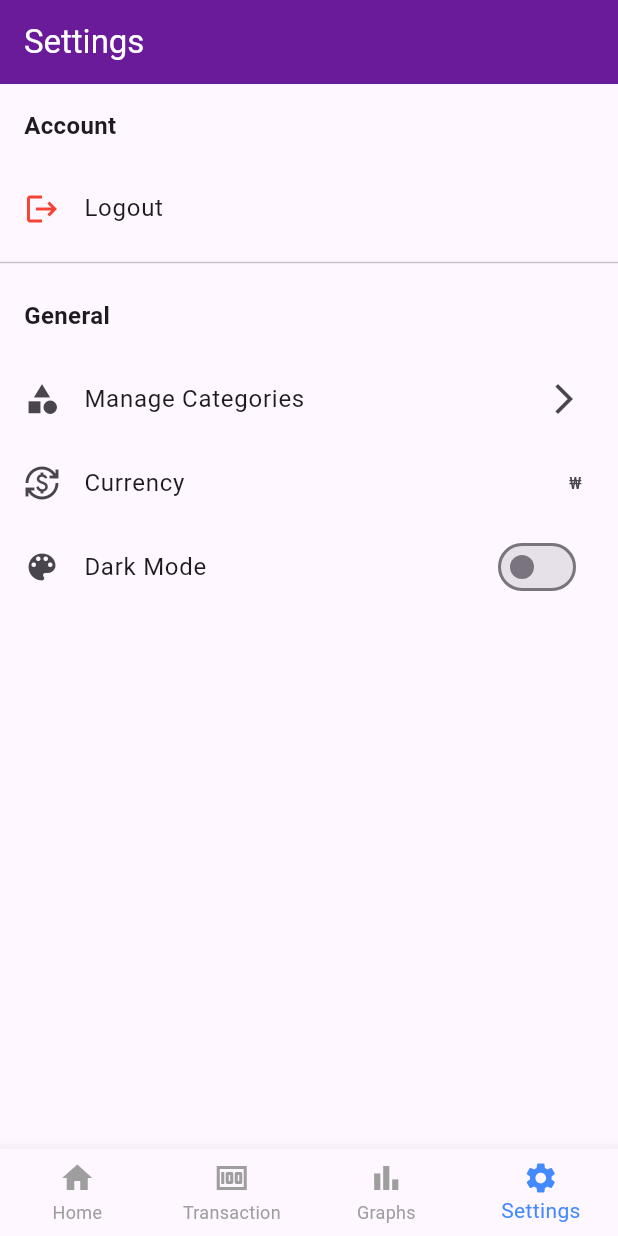
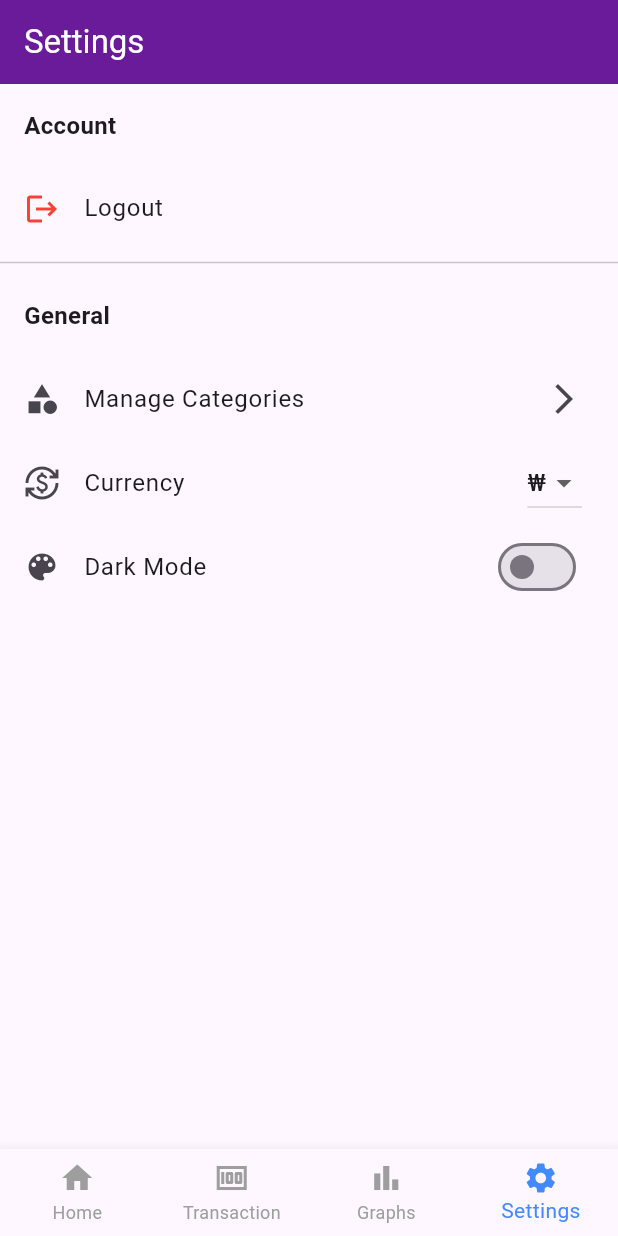
Before and after one commit to bayazidht/spend_mate, a Flutter app: the screen it shows once a user with an empty profile is signed in, item 4 of the bottom bar chosen, after a tap on "Currency", on a phone screen of 412 x 824 dp. Run offline on Flutter 3.47's test engine with Material 3 defaults, Android fonts, the phone set to English and light mode, and no system bars; our stand-ins replace cloud_firestore, firebase_auth, firebase_core, fl_chart, google_sign_in, shared_preferences; accounts and stored records are empty; statements that could not run were skipped.

Commit message:
feat: Implement currency selection setting
This commit introduces a currency selection feature in the settings screen, allowing users to choose their preferred currency. The selected currency is persisted locally using `shared_preferences`.

### Key Changes:

-   **`SettingsProvider`:**
    -   Created a new `SettingsProvider` to manage and persist user settings.
    -   Uses `shared_preferences` to load and save the selected currency, ensuring it's remembered across app sessions.
    -   The default currency is set to '₩'.

-   **`SettingsScreen` UI:**
    -   Replaced the static currency text with a `DropdownButton` populated with available currency options (`₩`, `$`, `€`, `£`, `₹`).
    -   The dropdown displays the currently selected currency from `SettingsProvider`.
    -   When a new currency is selected, it updates the state via `SettingsProvider` and shows a confirmation `SnackBar`.

-   **Dependencies:**
    -   Added the `shared_preferences` package to `pubspec.yaml` to enable local data persistence.

-   **Provider Integration:**
    -   Registered `SettingsProvider` in `main.dart` to make it available throughout the widget tree.

```diff
--- a/lib/main.dart
+++ b/lib/main.dart
@@ -2,6 +2,7 @@ import 'package:flutter/material.dart';
 import 'package:firebase_core/firebase_core.dart';
 import 'package:provider/provider.dart';
 import 'package:spend_mate/providers/category_provider.dart';
+import 'package:spend_mate/providers/settings_provider.dart';
 import 'package:spend_mate/services/auth_service.dart';
 import 'package:spend_mate/providers/transaction_provider.dart'; // নতুন import
 import 'package:spend_mate/screens/wrapper.dart';
@@ -32,6 +33,8 @@ class SpendMateApp extends StatelessWidget {
           initialData: null,
           catchError: (_, __) => null,
         ),
+
+        ChangeNotifierProvider(create: (_) => SettingsProvider()),
 
         ChangeNotifierProxyProvider<User?, TransactionProvider>(
           create: (context) => TransactionProvider(null),
--- /dev/null
+++ b/lib/providers/settings_provider.dart
@@ -0,0 +1,29 @@
+import 'package:flutter/material.dart';
+import 'package:shared_preferences/shared_preferences.dart';
+
+class SettingsProvider with ChangeNotifier {
+  static const String _currencyKey = 'selectedCurrency';
+  String _selectedCurrency = '₩'; // Default currency
+
+  String get selectedCurrency => _selectedCurrency;
+
+  SettingsProvider() {
+    _loadSettings();
+  }
+
+  Future<void> _loadSettings() async {
+    final prefs = await SharedPreferences.getInstance();
+    _selectedCurrency = prefs.getString(_currencyKey) ?? '₩';
+    notifyListeners();
+  }
+
+  Future<void> setCurrency(String newCurrency) async {
+    if (_selectedCurrency == newCurrency) return;
+
+    final prefs = await SharedPreferences.getInstance();
+    await prefs.setString(_currencyKey, newCurrency);
+    _selectedCurrency = newCurrency;
+
+    notifyListeners();
+  }
+}
--- a/lib/screens/settings/settings_screen.dart
+++ b/lib/screens/settings/settings_screen.dart
@@ -3,7 +3,9 @@
 import 'package:flutter/material.dart';
 import 'package:provider/provider.dart';
 import 'package:spend_mate/services/auth_service.dart';
-import 'package:spend_mate/screens/settings/manage_categories_screen.dart'; // Future implementation
+import 'package:spend_mate/screens/settings/manage_categories_screen.dart';
+
+import '../../providers/settings_provider.dart'; // Future implementation
 
 class SettingsScreen extends StatelessWidget {
   const SettingsScreen({super.key});
@@ -11,6 +13,9 @@ class SettingsScreen extends StatelessWidget {
   @override
   Widget build(BuildContext context) {
     final authService = Provider.of<AuthService>(context, listen: false);
+
+    final settingsProvider = Provider.of<SettingsProvider>(context);
+    final availableCurrencies = ['₩', '\$', '€', '£', '₹'];
 
     return Scaffold(
       appBar: AppBar(
@@ -23,7 +28,10 @@ class SettingsScreen extends StatelessWidget {
           // Profile/User Info (Optional)
           const Padding(
             padding: EdgeInsets.all(16.0),
-            child: Text('Account', style: TextStyle(fontSize: 16, fontWeight: FontWeight.bold)),
+            child: Text(
+              'Account',
+              style: TextStyle(fontSize: 16, fontWeight: FontWeight.bold),
+            ),
           ),
           ListTile(
             leading: const Icon(Icons.logout, color: Colors.red),
@@ -37,7 +45,10 @@ class SettingsScreen extends StatelessWidget {
           // General Settings
           const Padding(
             padding: EdgeInsets.all(16.0),
-            child: Text('General', style: TextStyle(fontSize: 16, fontWeight: FontWeight.bold)),
+            child: Text(
+              'General',
+              style: TextStyle(fontSize: 16, fontWeight: FontWeight.bold),
+            ),
           ),
           ListTile(
             leading: const Icon(Icons.category),
@@ -45,22 +56,61 @@ class SettingsScreen extends StatelessWidget {
             trailing: const Icon(Icons.arrow_forward_ios),
             onTap: () {
               Navigator.of(context).push(
-                MaterialPageRoute(builder: (context) => const ManageCategoriesScreen()),
+                MaterialPageRoute(
+                  builder: (context) => const ManageCategoriesScreen(),
+                ),
               );
             },
           ),
           ListTile(
             leading: const Icon(Icons.currency_exchange),
             title: const Text('Currency'),
-            trailing: const Text('₩'), // Current currency symbol
+            trailing: DropdownButton<String>(
+              value: settingsProvider.selectedCurrency,
+              items: availableCurrencies.map((String value) {
+                return DropdownMenuItem<String>(
+                  value: value,
+                  child: Text(value),
+                );
+              }).toList(),
+              onChanged: (String? newValue) {
+                if (newValue != null) {
+                  settingsProvider.setCurrency(newValue);
+                  ScaffoldMessenger.of(context).showSnackBar(
+                    SnackBar(content: Text('Currency set to $newValue')),
+                  );
+                }
+              },
+            ), // Current currency symbol
             onTap: () {
-              // TODO: Implement currency selection
+              DropdownButton<String>(
+                value: settingsProvider.selectedCurrency,
+                items: availableCurrencies.map((String value) {
+                  return DropdownMenuItem<String>(
+                    value: value,
+                    child: Text(value),
+                  );
+                }).toList(),
+                onChanged: (String? newValue) {
+                  if (newValue != null) {
+                    settingsProvider.setCurrency(
+                      newValue,
+                    ); // ✅ সেটিং সেভ করা হলো
+                    ScaffoldMessenger.of(context).showSnackBar(
+                      SnackBar(content: Text('Currency set to $newValue')),
+                    );
+                  }
+                },
+              );
             },
           ),
           ListTile(
             leading: const Icon(Icons.color_lens),
             title: const Text('Dark Mode'),
-            trailing: Switch(value: false, onChanged: (val) {}), // Placeholder switch
+            trailing: Switch(
+              value: false,
+              onChanged: (val) {},
+            ), // Placeholder switch
           ),
         ],
       ),
--- a/pubspec.yaml
+++ b/pubspec.yaml
@@ -41,6 +41,7 @@ dependencies:
   fl_chart: ^1.1.1
   provider: ^6.1.5+1
   intl: ^0.20.2
+  shared_preferences: ^2.5.3
 
 dev_dependencies:
   flutter_test:
```
Also changed, not shown: pubspec.lock.
